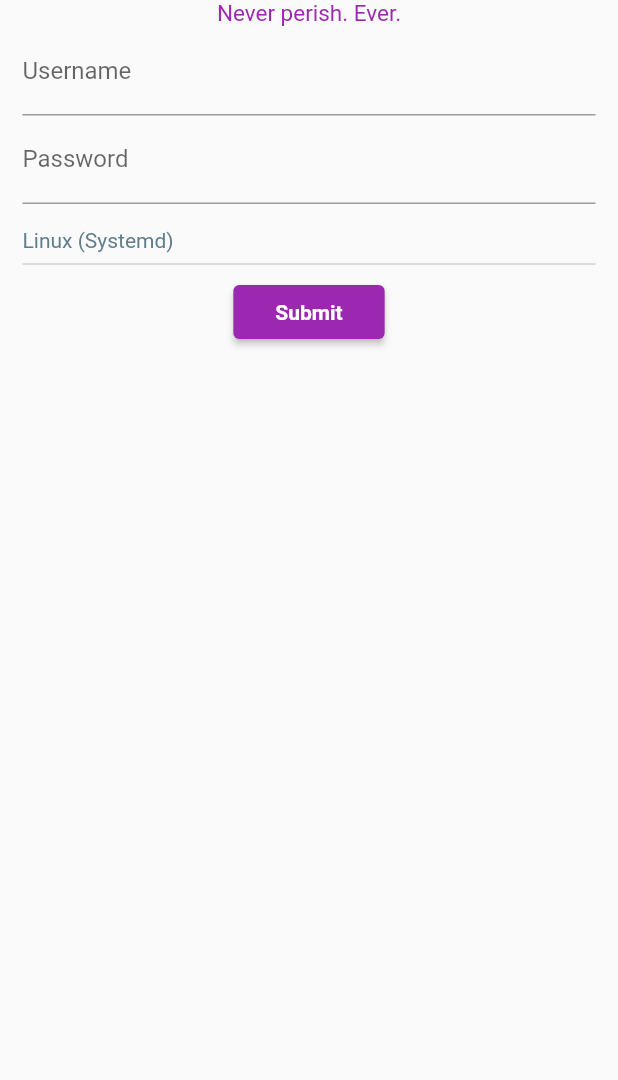
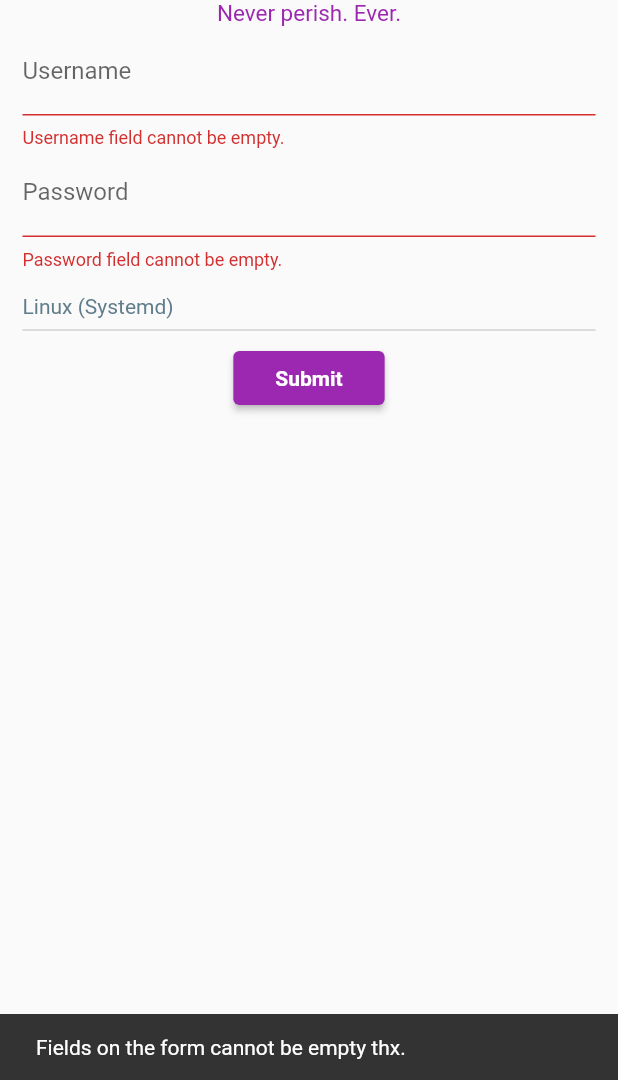
Before and after one commit to ikeacat/NoPerish, a Flutter app: the screen it shows after launch, after a tap on "Submit", on a phone screen of 412 x 824 dp, the part 156-1236 px from its top. Run offline on Flutter 3.47's test engine with Material 2 defaults, Android fonts, the phone set to English and light mode, and no system bars.

Commit message:
Form validation

```diff
--- a/lib/InitialConfigWidget.dart
+++ b/lib/InitialConfigWidget.dart
@@ -18,6 +18,9 @@ class InitialConfigWidget extends StatefulWidget {
 class ICWState extends State<InitialConfigWidget> {
   final TextEditingController username = TextEditingController();
   final TextEditingController password = TextEditingController();
+
+  final combokey = GlobalKey<FormState>();
+
   var currentItem = 'Linux (Systemd)';
 
   @override
@@ -43,18 +46,37 @@ class ICWState extends State<InitialConfigWidget> {
                   ),
 
                   // Combo Form
+                  Form(
+                    key: combokey,
+                    child: Column(
+                      children: [
                         TextFormField(
                           autocorrect: false,
                           decoration: InputDecoration(labelText: 'Username'),
                           controller: username,
+                          validator: (value) {
+                            if (value == null || value.isEmpty) {
+                              return 'Username field cannot be empty.';
+                            }
+                            return null;
+                          },
                         ),
                         TextFormField(
                           autocorrect: false,
                           decoration: InputDecoration(
                             labelText: 'Password',
                           ),
+                          validator: (value) {
+                            if (value == null || value.isEmpty || value == '') {
+                              return 'Password field cannot be empty.';
+                            }
+                            return null;
+                          },
                           controller: password,
                           obscureText: true,
+                        ),
+                      ],
+                    ),
                   ),
 
                   // Platform
@@ -124,7 +146,19 @@ class ICWState extends State<InitialConfigWidget> {
                   // Submit Button
                   ElevatedButton(
                     onPressed: () {
-                      return;
+                      if (combokey.currentState != null) {
+                        var val = combokey.currentState!.validate();
+                        print(val);
+                        if (!val) {
+                          ScaffoldMessenger.of(context).showSnackBar(SnackBar(
+                            content:
+                                Text('Fields on the form cannot be empty thx.'),
+                            duration: Duration(seconds: 5),
+                          ));
+                        }
+                      } else {
+                        print('ballz');
+                      }
                     },
                     child: Padding(
                       padding: EdgeInsets.only(
```
Lines whose indentation alone changed are shown as unchanged.
